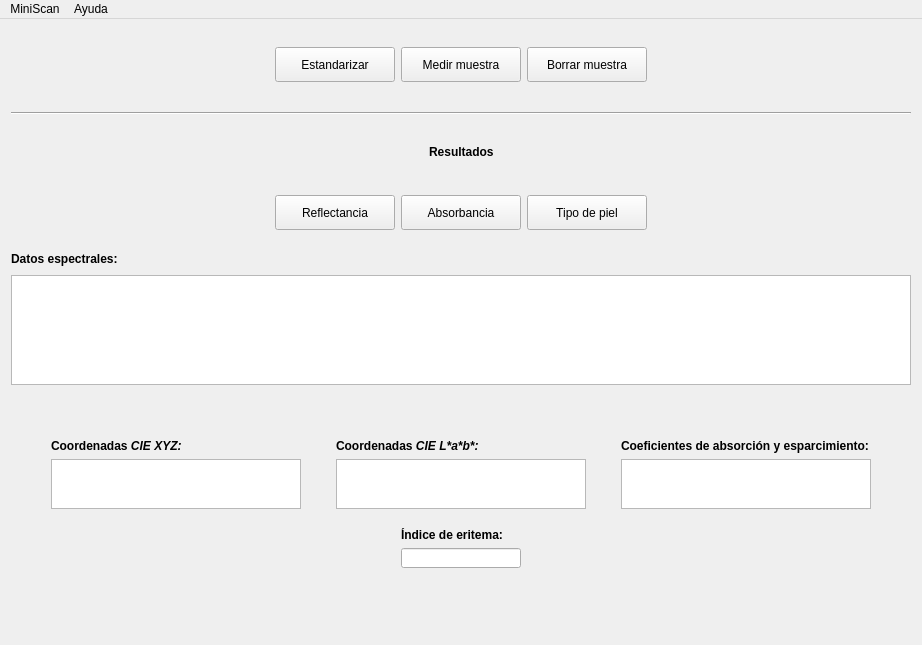
The window that mainwindow.ui (Gabnz/Spectrasoft) describes before a commit, drawn with Qt 5.
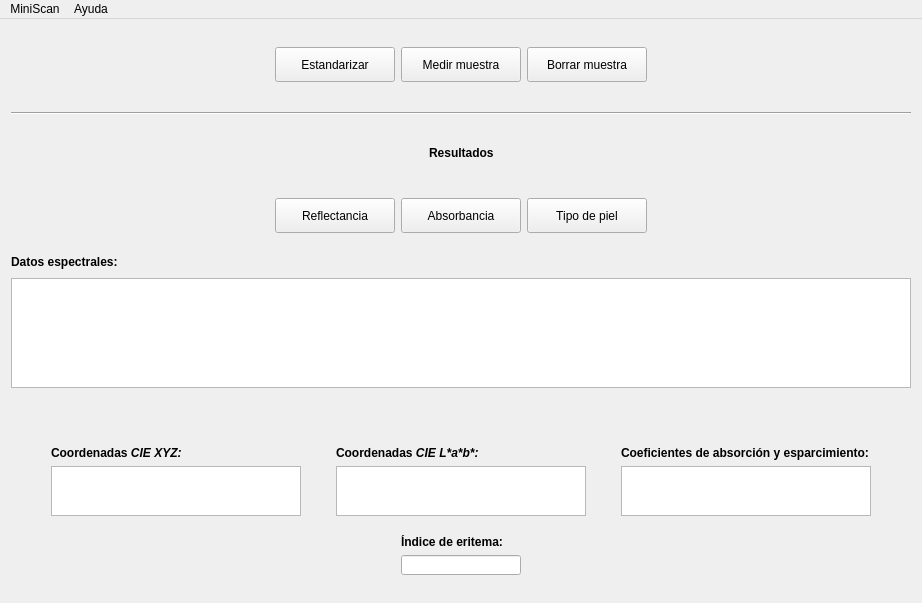
The same window after the commit. Icons and pictures are not drawn.

Patch:
```diff
--- a/mainwindow.ui
+++ b/mainwindow.ui
@@ -7,7 +7,7 @@
     <x>0</x>
     <y>0</y>
     <width>920</width>
-    <height>645</height>
+    <height>603</height>
    </rect>
   </property>
   <property name="windowTitle">
@@ -812,19 +812,6 @@
         </item>
        </layout>
       </item>
-      <item>
-       <spacer name="verticalSpacer_6">
-        <property name="orientation">
-         <enum>Qt::Vertical</enum>
-        </property>
-        <property name="sizeHint" stdset="0">
-         <size>
-          <width>20</width>
-          <height>13</height>
-         </size>
-        </property>
-       </spacer>
-      </item>
      </layout>
     </item>
    </layout>
```
